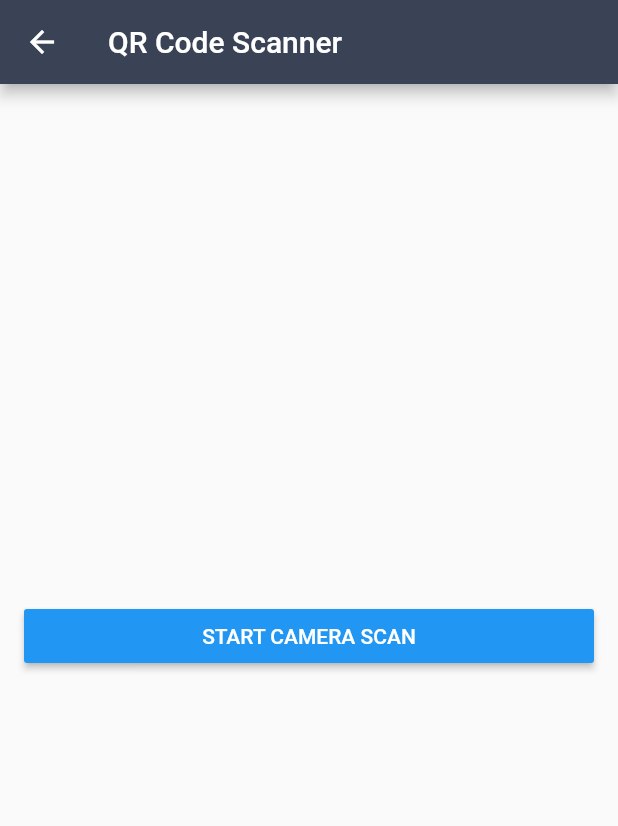
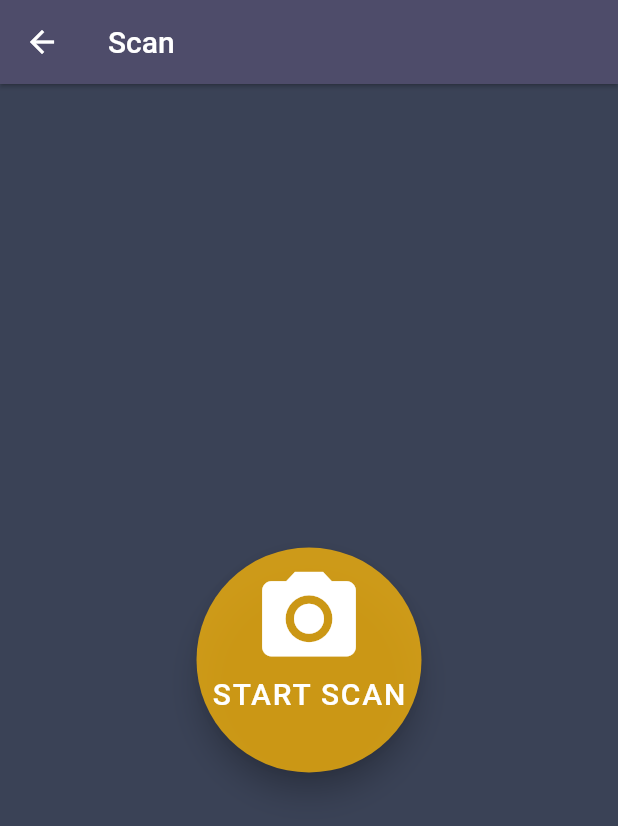
Before and after one commit to yaacine/QR-Registration, a Flutter app: the ScanPage screen opened by its route, on a phone screen of 412 x 824 dp. Shown: the top 826 px of the screen. Run offline on Flutter 3.47's test engine with Material 2 defaults, Android fonts, the phone set to English and light mode, and no system bars; our stand-ins replace qr_flutter; missing offline and left inert: barcode_scan.

Commit message:
modified scan page UI

```diff
--- a/lib/main.dart
+++ b/lib/main.dart
@@ -19,7 +19,9 @@ class MyApp extends StatelessWidget {
         "/LoginPage" : (BuildContext context) => new LoginPage(),
         "/HomePage" : (BuildContext context) => new HomePage(),
       },
-      home: ListFilesPage(title: "Choose a file"),
+
+      //home: ListFilesPage(title: "Choose a file"),
+      home: ScanPage(),
 
     );
   }
--- a/lib/scanPage.dart
+++ /dev/null
@@ -1,75 +0,0 @@
-import 'package:flutter/material.dart';
-import 'package:path_provider/path_provider.dart';
-import 'package:qr_flutter/qr_flutter.dart';
-import 'package:barcode_scan/barcode_scan.dart';
-import 'dart:async';
-import 'package:flutter/services.dart';
-
-class ScanPage extends StatefulWidget {
-  @override
-  _ScanPageState createState() => _ScanPageState();
-}
-
-class _ScanPageState extends State<ScanPage> {
-
-  String barcode ="";
-  @override
-    void initState() {
-      // TODO: implement initState
-      super.initState();
-    }
-
-  @override
-  Widget build(BuildContext context) {
-    return Scaffold(
-        appBar: new AppBar(
-          title: new Text('QR Code Scanner'),
-        ),
-        body: new Center(
-          child: new Column(
-            mainAxisAlignment: MainAxisAlignment.center,
-            crossAxisAlignment: CrossAxisAlignment.stretch,
-            children: <Widget>[
-              Padding(
-                padding: EdgeInsets.symmetric(horizontal: 16.0, vertical: 8.0),
-                child: RaisedButton(
-                    color: Colors.blue,
-                    textColor: Colors.white,
-                    splashColor: Colors.blueGrey,
-                    onPressed: scan,
-                    child: const Text('START CAMERA SCAN')
-                ),
-              )
-              ,
-              Padding(
-                padding: EdgeInsets.symmetric(horizontal: 16.0, vertical: 8.0),
-                child: Text(barcode, textAlign: TextAlign.center,),
-              )
-              ,
-            ],
-          ),
-        ));
-  }
-
-
-Future scan() async {
-    try {
-      String barcode = await BarcodeScanner.scan();
-      setState(() => this.barcode = barcode);
-    } on FormatException{
-      setState(() => this.barcode = 'null (User returned using the "back"-button before scanning anything. Result)');
-    }  on PlatformException catch (e) {
-      if (e.code == BarcodeScanner.CameraAccessDenied) {
-        setState(() {
-          this.barcode = 'The user did not grant the camera permission!';
-        });
-      } else {
-        setState(() => this.barcode = 'Unknown error: $e');
-      }
-    }
-    catch (e) {
-      setState(() => this.barcode = 'Unknown error: $e');
-    }
-  }
-
-}
--- a/lib/views/listFilesPage.dart
+++ b/lib/views/listFilesPage.dart
@@ -27,7 +27,7 @@ class _ListFilesPageState extends State<ListFilesPage> {
     final String title="";
     final topAppBAr = AppBar(
       elevation: 0.1,
-      backgroundColor: Color.fromRGBO(58, 66, 86, 1.0),
+      backgroundColor: Color.fromRGBO(78, 76, 106, 1.0),
       title: Text(widget.title),
       actions: <Widget>[
         IconButton(
--- a/lib/views/scanPage.dart
+++ b/lib/views/scanPage.dart
@@ -21,34 +21,53 @@ class _ScanPageState extends State<ScanPage> {
 
   @override
   Widget build(BuildContext context) {
-    return Scaffold(
-        appBar: new AppBar(
-          title: new Text('QR Code Scanner'),
-        ),
-        body: new Center(
+
+
+    final scanAppBar =AppBar(
+          title: new Text('Scan'),
+          elevation: 1.1,
+          backgroundColor: Color.fromRGBO(78, 76, 106, 1.0), // best color until now
+    );
+
+
+    final scanBody = Center(
           child: new Column(
             mainAxisAlignment: MainAxisAlignment.center,
             crossAxisAlignment: CrossAxisAlignment.stretch,
             children: <Widget>[
-              Padding(
-                padding: EdgeInsets.symmetric(horizontal: 16.0, vertical: 8.0),
-                child: RaisedButton(
-                    color: Colors.blue,
-                    textColor: Colors.white,
-                    splashColor: Colors.blueGrey,
+
+                SizedBox(
+                  width: 150.0,
+                  height: 150.0,
+                 child: FloatingActionButton(
+                    elevation: 8.0,
+                    backgroundColor: Color.fromRGBO(243, 177, 11, 0.8),
                     onPressed: scan,
-                    child: const Text('START CAMERA SCAN')
-                ),
-              )
-              ,
-              Padding(
-                padding: EdgeInsets.symmetric(horizontal: 16.0, vertical: 8.0),
-                child: Text(barcode, textAlign: TextAlign.center,),
-              )
-              ,
+                    child:
+                    Padding(
+                      padding: EdgeInsets.all(10.0),
+                      child:  Column(
+                      children: <Widget>[
+                        Icon(Icons.photo_camera    , size: 75.0,),
+                        SizedBox(height: 1.0,),
+                        Text('START SCAN' , style: TextStyle(color: Colors.white , fontSize: 20.0),)
+
+                      ],
+                    ) ,
+                    )
+                   ),
+                )
+
+
             ],
           ),
-        ));
+        );
+    return Scaffold(
+        backgroundColor: Color.fromRGBO(58, 66, 86, 1.0),
+        appBar: scanAppBar,
+        body: scanBody,
+
+        );
   }
 
 
```
Also changed, not shown: lib/controllers/participentsSheetController.dart (line endings or trailing spaces).
